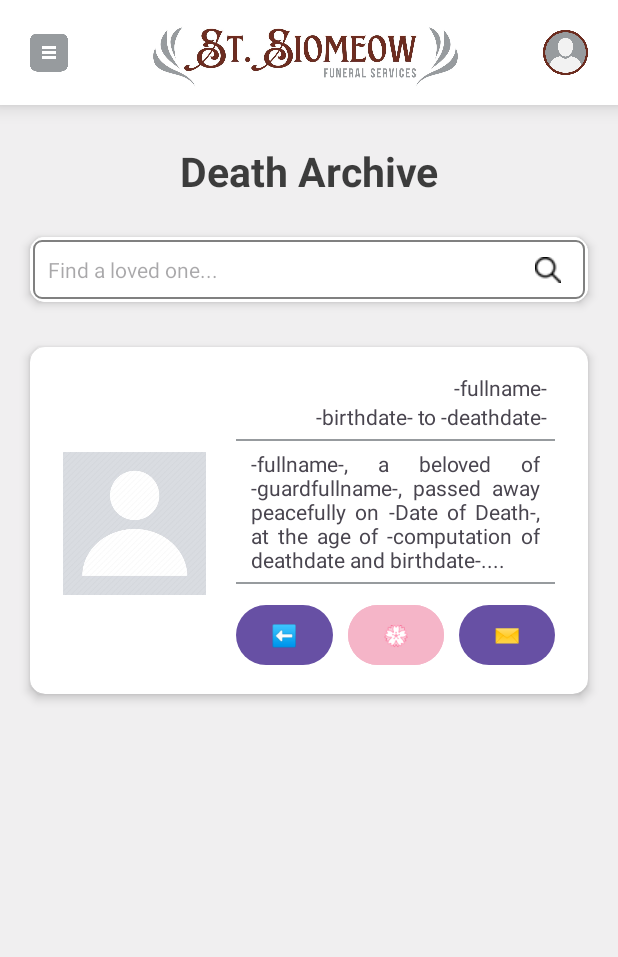
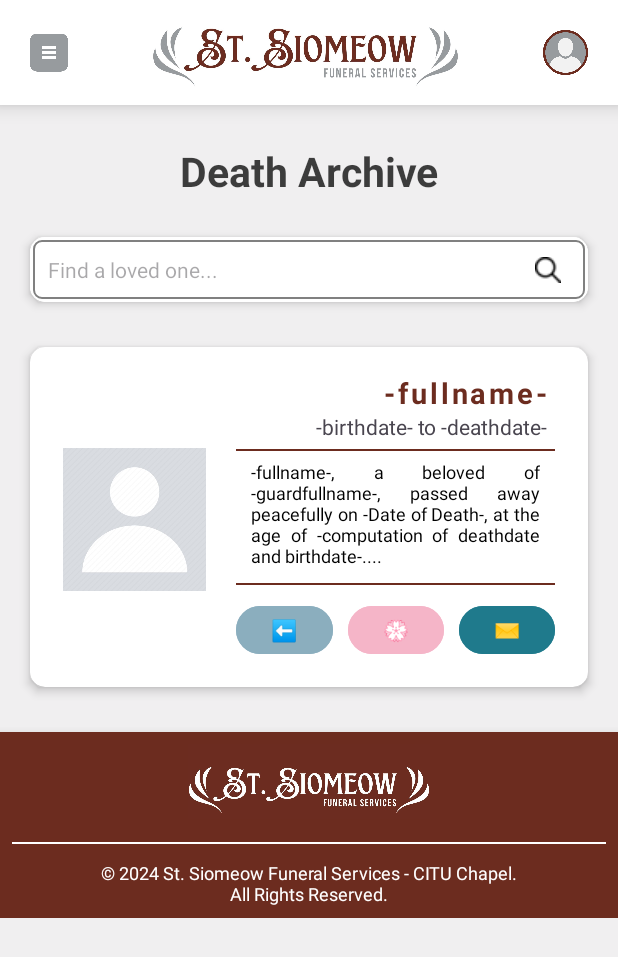
Before and after one commit to ShunMeizz/copyyMobDev, an Android app: the Orbituary screen opened directly, with no data from a screen before it, on a phone screen of 412 x 824 dp. Shown: the top 957 px of the screen. Run offline under Robolectric (Android 15) with nearby library versions, the phone set to English and light mode, and no system bars; Roboto replaces fonts that are not available here.

Commit message:
form update

```diff
--- a/app/src/main/java/com/example/mobiledev_project/UserProfile.java
+++ b/app/src/main/java/com/example/mobiledev_project/UserProfile.java
@@ -14,7 +14,7 @@ public class UserProfile extends AppCompatActivity {
     protected void onCreate(Bundle savedInstanceState) {
         super.onCreate(savedInstanceState);
         setContentView(R.layout.activity_user_profile);
-        backButtonUser = findViewById(R.id.backButtonUser);
+        backButtonUser = (ImageView) findViewById(R.id.backButtonUser);
 
         backButtonUser.setOnClickListener(new View.OnClickListener() {
             @Override
--- a/app/src/main/res/layout/activity_home_page.xml
+++ b/app/src/main/res/layout/activity_home_page.xml
@@ -50,7 +50,7 @@
                 android:layout_alignParentEnd="true"
                 android:layout_marginRight="10dp"
                 android:layout_weight="1"
-                app:srcCompat="@drawable/userprofile" />
+                app:srcCompat="@drawable/userprofile1" />
 
         </LinearLayout>
 
--- a/app/src/main/res/layout/activity_orbituary.xml
+++ b/app/src/main/res/layout/activity_orbituary.xml
@@ -132,7 +132,7 @@
                     android:layout_marginLeft="20dp"
                     android:layout_marginTop="30dp"
                     android:layout_marginRight="20dp"
-                    android:layout_marginBottom="25dp"
+                    android:layout_marginBottom="30dp"
                     android:paddingTop="-10dp"
                     app:cardCornerRadius="10dp"
                     app:cardElevation="4dp">
@@ -151,7 +151,7 @@
                         <ImageView
                             android:id="@+id/imageView2"
                             android:layout_width="190dp"
-                            android:layout_height="200dp"
+                            android:layout_height="195dp"
                             android:layout_weight="1"
                             app:srcCompat="@drawable/personimg" />
 
@@ -168,6 +168,10 @@
                                 android:paddingLeft="20dp"
                                 android:paddingRight="5dp"
                                 android:gravity="right"
+                                android:textStyle="bold"
+                                android:textColor="#6c2c1f"
+                                android:textSize="19sp"
+                                android:letterSpacing="0.1"
                                 android:text="-fullname-" />
 
                             <TextView
@@ -177,6 +181,7 @@
                                 android:paddingLeft="20dp"
                                 android:paddingRight="5dp"
                                 android:gravity="right"
+
                                 android:text="-birthdate- to -deathdate-" />
 
                             <View
@@ -185,7 +190,7 @@
                                 android:layout_marginTop="5dp"
                                 android:layout_marginBottom="5dp"
                                 android:layout_marginLeft="20dp"
-                                android:background="#979B9E" />
+                                android:background="#6c2c1f" />
 
                             <TextView
                                 android:id="@+id/textView12"
@@ -194,15 +199,17 @@
                                 android:justificationMode="inter_word"
                                 android:paddingLeft="30dp"
                                 android:paddingRight="10dp"
+                                android:textColor="@color/black"
+                                android:textSize="12sp"
                                 android:text="-fullname-, a beloved of -guardfullname-, passed away peacefully on -Date of Death-, at the age of -computation of deathdate and birthdate-...." />
 
                             <View
                                 android:layout_width="match_parent"
                                 android:layout_height="1.5dp"
-                                android:layout_marginTop="5dp"
+                                android:layout_marginTop="10dp"
                                 android:layout_marginBottom="10dp"
                                 android:layout_marginLeft="20dp"
-                                android:background="#979B9E" />
+                                android:background="#6c2c1f" />
 
                             <LinearLayout
                                 android:layout_width="match_parent"
@@ -212,16 +219,18 @@
                                 <Button
                                     android:id="@+id/button2"
                                     android:layout_width="wrap_content"
-                                    android:layout_height="wrap_content"
-                                    android:layout_weight="1"
+                                    android:layout_height="40dp"
                                     android:layout_marginLeft="20dp"
                                     android:layout_marginRight="10dp"
+                                    android:layout_weight="1"
+                                    android:backgroundTint="#8BAEBE"
+                                    android:gravity="center"
                                     android:text="⬅️" />
 
                                 <Button
                                     android:id="@+id/button6"
                                     android:layout_width="wrap_content"
-                                    android:layout_height="wrap_content"
+                                    android:layout_height="40dp"
                                     android:layout_marginRight="10dp"
                                     android:layout_weight="1"
                                     android:backgroundTint="#f5b5c8"
@@ -230,12 +239,58 @@
                                 <Button
                                     android:id="@+id/button5"
                                     android:layout_width="wrap_content"
-                                    android:layout_height="wrap_content"
+                                    android:layout_height="40dp"
                                     android:layout_weight="1"
+                                    android:backgroundTint="#1f7a8c"
                                     android:text="✉️" />
+
                             </LinearLayout>
                         </LinearLayout>
 
+
+                    </LinearLayout>
+                </androidx.cardview.widget.CardView>
+
+                <androidx.cardview.widget.CardView
+                    android:layout_width="match_parent"
+                    android:layout_height="wrap_content"
+                    android:layout_margin="0dp"
+                    android:padding="0dp"
+                    app:cardCornerRadius="0dp"
+                    app:cardElevation="8dp">
+
+                    <LinearLayout
+                        android:layout_width="match_parent"
+                        android:layout_height="match_parent"
+                        android:background="#6c2c1f"
+                        android:gravity="center"
+                        android:orientation="vertical"
+                        android:padding="8dp">
+
+                        <ImageView
+                            android:id="@+id/imageView5"
+                            android:layout_width="wrap_content"
+                            android:layout_height="50dp"
+                            android:layout_weight="1"
+                            app:srcCompat="@drawable/your_paragraph_text" />
+
+                        <View
+                            android:layout_width="match_parent"
+                            android:layout_height="1.5dp"
+                            android:layout_marginTop="15dp"
+                            android:layout_marginBottom="5dp"
+                            android:background="#FFFFFF" />
+
+                        <TextView
+                            android:id="@+id/textView11"
+                            android:layout_width="match_parent"
+                            android:layout_height="wrap_content"
+                            android:layout_marginTop="5dp"
+                            android:layout_weight="1"
+                            android:gravity="center"
+                            android:text="© 2024 St. Siomeow Funeral Services - CITU Chapel.\nAll Rights Reserved."
+                            android:textColor="#FFFFFF"
+                            android:textSize="12sp" />
                     </LinearLayout>
                 </androidx.cardview.widget.CardView>
 
--- a/app/src/main/res/layout/activity_user_profile.xml
+++ b/app/src/main/res/layout/activity_user_profile.xml
@@ -42,7 +42,7 @@
                     android:padding="8dp">
 
                     <ImageView
-                        android:id="@+id/imageView3"
+                        android:id="@+id/backButtonUser"
                         android:layout_width="23dp"
                         android:layout_height="wrap_content"
                         android:layout_marginLeft="10dp"
```
